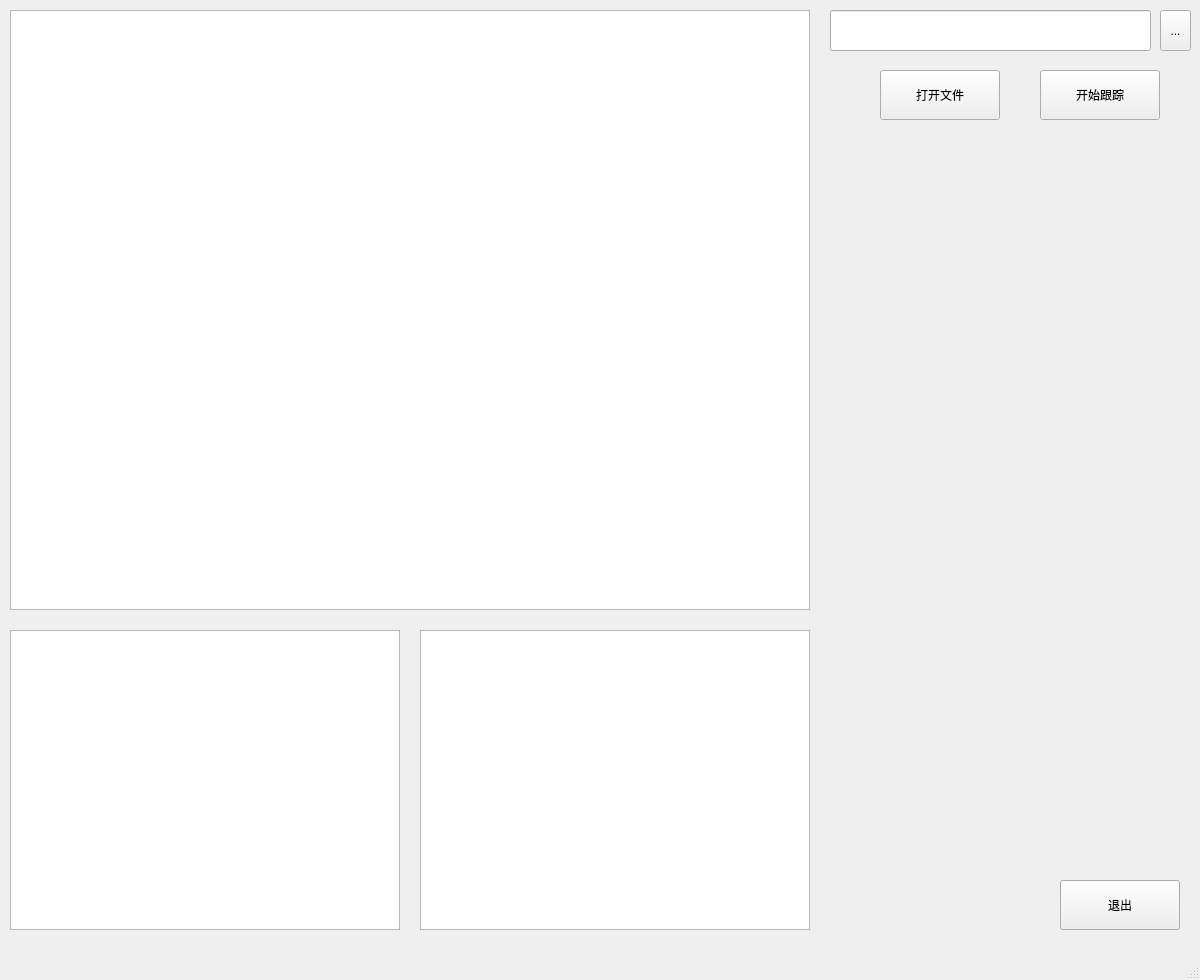
Before: the Qt Designer form gui/ws_tracing.ui in hanhiver/welding_seam, drawn with Qt 5.
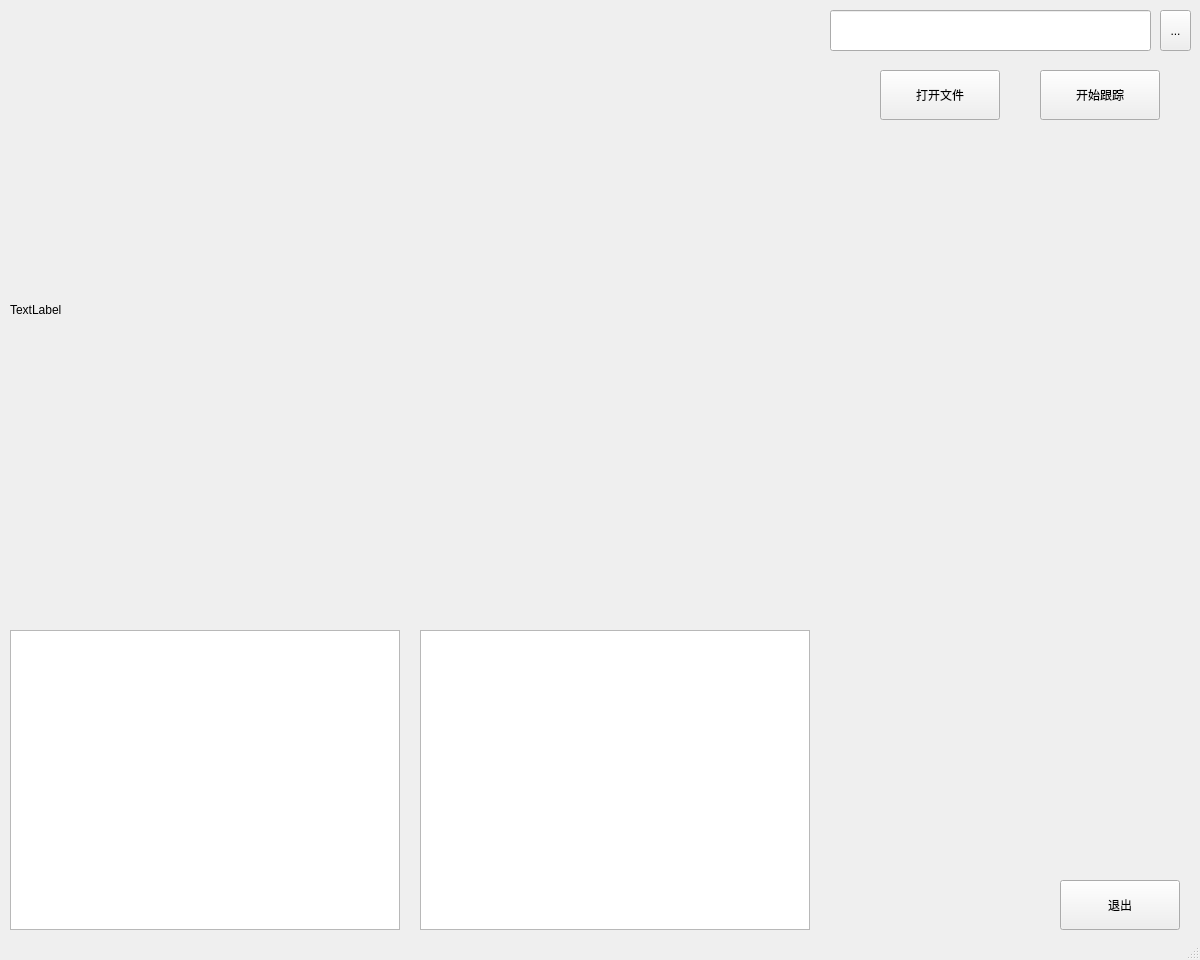
After: the same form once the commit is applied.

The edit to the form file:
```diff
--- a/gui/ws_tracing.ui
+++ b/gui/ws_tracing.ui
@@ -7,13 +7,13 @@
     <x>0</x>
     <y>0</y>
     <width>1200</width>
-    <height>980</height>
+    <height>960</height>
    </rect>
   </property>
   <property name="minimumSize">
    <size>
     <width>1200</width>
-    <height>980</height>
+    <height>960</height>
    </size>
   </property>
   <property name="maximumSize">
@@ -45,16 +45,6 @@
      <string>打开文件</string>
     </property>
    </widget>
-   <widget class="QGraphicsView" name="graphicsView_center">
-    <property name="geometry">
-     <rect>
-      <x>10</x>
-      <y>10</y>
-      <width>800</width>
-      <height>600</height>
-     </rect>
-    </property>
-   </widget>
    <widget class="QGraphicsView" name="graphicsView_right">
     <property name="geometry">
      <rect>
@@ -136,6 +126,19 @@
      <string>...</string>
     </property>
    </widget>
+   <widget class="QLabel" name="label_show">
+    <property name="geometry">
+     <rect>
+      <x>10</x>
+      <y>10</y>
+      <width>800</width>
+      <height>600</height>
+     </rect>
+    </property>
+    <property name="text">
+     <string>TextLabel</string>
+    </property>
+   </widget>
   </widget>
   <widget class="QMenuBar" name="menubar">
    <property name="geometry">
```
Left out of the diff: 3 changed lines with no effect on the pictures.
